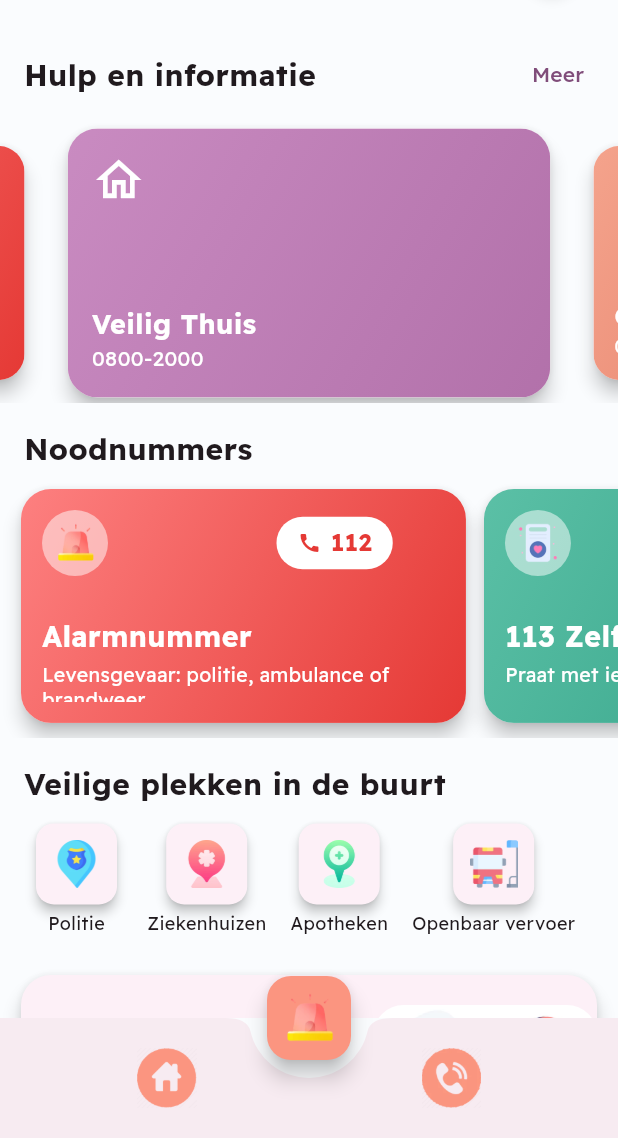
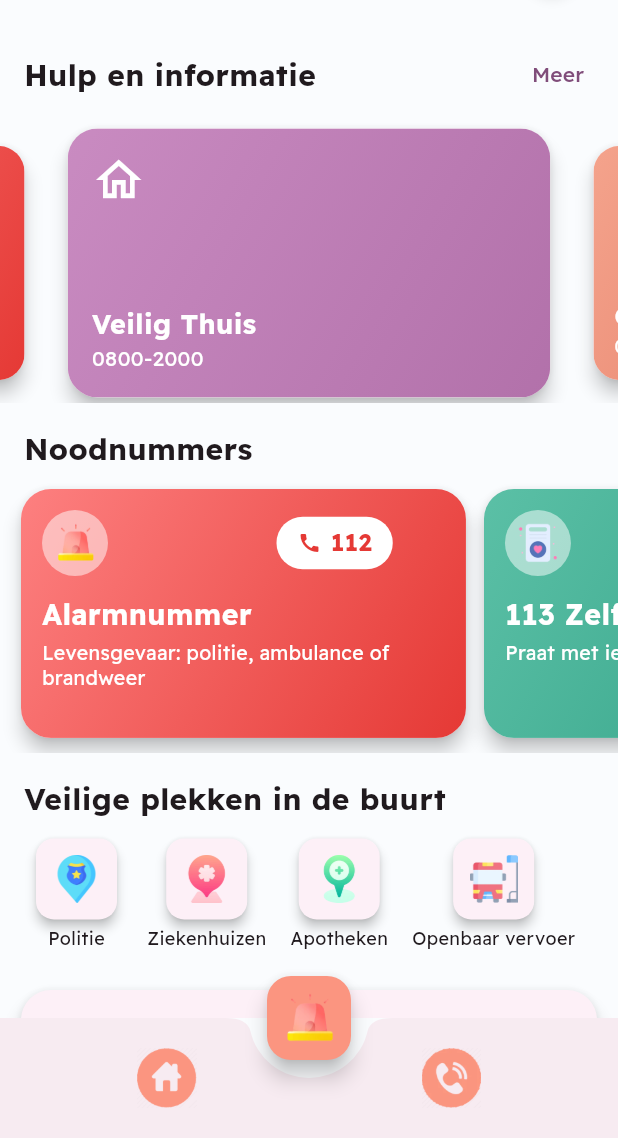
Before and after one commit to adam-bouafia/metjou, a Flutter app: the Dashboard screen opened directly, on a phone screen of 412 x 824 dp, the part 98-1236 px from its top. Run offline on Flutter 3.47's test engine with Material 3 defaults, Android fonts, the phone set to English and light mode, and no system bars; drawn by our look-alikes of carousel_slider; our stand-ins replace flutter_local_notifications, flutter_markdown_plus, flutter_native_contact_picker, flutter_slidable, flutter_spinkit, fluttertoast and 7 more; missing offline and left inert: another_telephony, flutter_phone_direct_caller, shake, workmanager; accounts and stored records are empty.

Commit message:
fix(emergency): show the full description on the cards
A Spacer pushed title and description to the bottom and the description
was cut at two lines ('Life in danger: police, ambulance or...'). The
text now sits right under the icon row with room for three lines.

```diff
--- a/lib/features/emergency/presentation/emergency.dart
+++ b/lib/features/emergency/presentation/emergency.dart
@@ -72,7 +72,7 @@ class Emergency extends StatelessWidget {
   @override
   Widget build(BuildContext context) {
     return SizedBox(
-      height: 170,
+      height: 180,
       child: ListView(
         physics: const BouncingScrollPhysics(),
         scrollDirection: Axis.horizontal,
@@ -166,7 +166,7 @@ class EmergencyCard extends StatelessWidget {
                     ),
                   ],
                 ),
-                const Spacer(),
+                const SizedBox(height: 12),
                 Text(
                   entry.title,
                   style: const TextStyle(
@@ -186,7 +186,7 @@ class EmergencyCard extends StatelessWidget {
                       fontSize: 13,
                       height: 1.3,
                     ),
-                    maxLines: 2,
+                    maxLines: 3,
                     overflow: TextOverflow.ellipsis,
                   ),
                 ),
```
